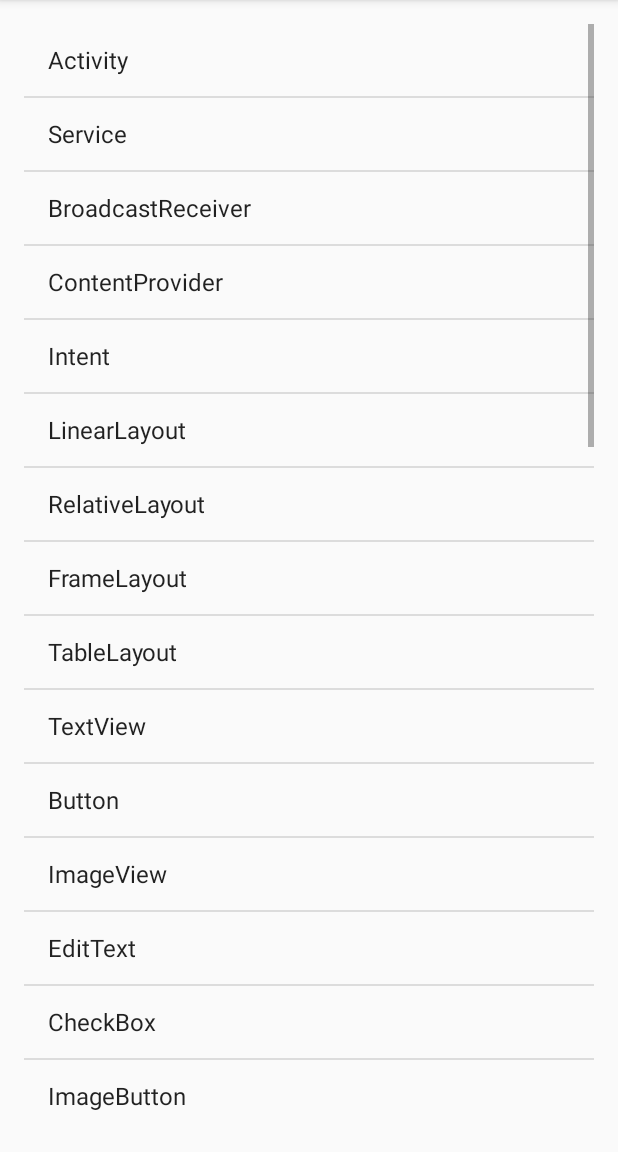
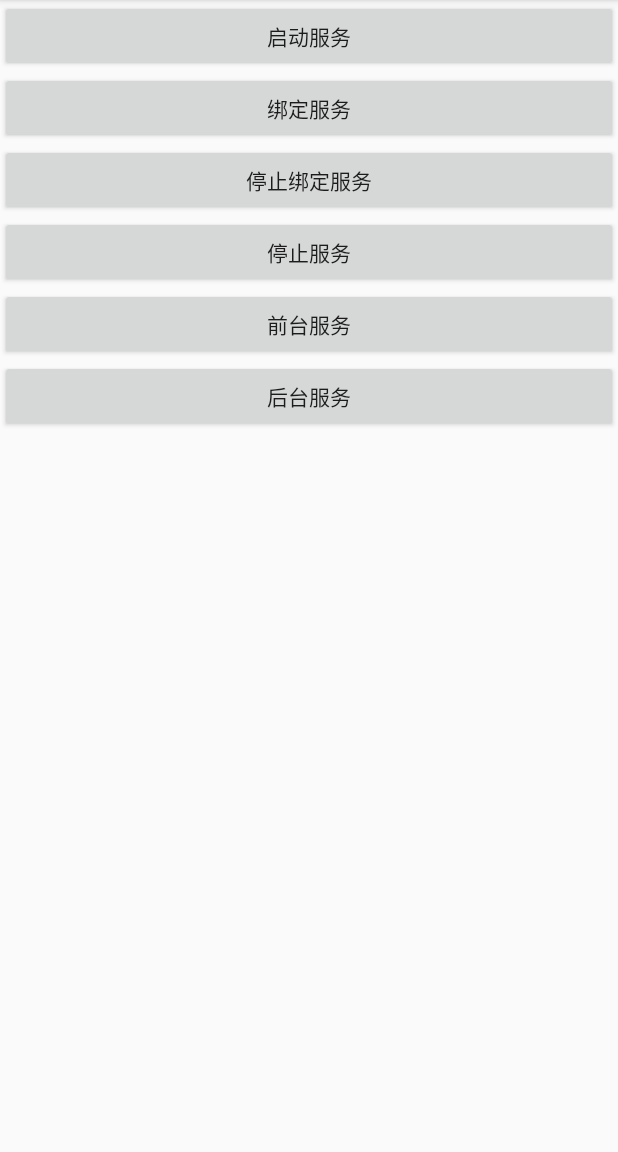
Before and after one commit to wjky2014/Person, an Android app: the screen it shows after launch (MainActivity before the commit, ServiceMethods after it), after a tap on "Service", on a phone screen of 412 x 824 dp, the part 84-1236 px from its top. Run offline under Robolectric (Android 15) with nearby library versions, the phone set to English and light mode, and no system bars.

Commit message:
添加 Service 相关模块的代码

```diff
--- a/Code/ProgramAndroid/app/src/main/java/com/android/program/programandroid/MainActivity.java
+++ b/Code/ProgramAndroid/app/src/main/java/com/android/program/programandroid/MainActivity.java
@@ -8,6 +8,7 @@ import android.widget.AdapterView;
 import android.widget.ListView;
 
 import com.android.program.programandroid.component.ActivityMethods;
+import com.android.program.programandroid.component.Service.ServiceMethods;
 
 /**
  * Created by wangjie on 2017/9/7.
@@ -19,6 +20,7 @@ public class MainActivity extends AppCompatActivity {
 
     private ListView mListView;
     private static final int MACTIVITY = 0;
+    private static final int MSERVICE = 1;
 
     @Override
     protected void onCreate(Bundle savedInstanceState) {
@@ -34,6 +36,10 @@ public class MainActivity extends AppCompatActivity {
                     case MACTIVITY:
                         startActivity(new Intent(MainActivity.this, ActivityMethods.class));
                         break;
+
+                    case MSERVICE:
+                        startActivity(new Intent(MainActivity.this, ServiceMethods.class));
+                        break;
                     default:
                         break;
                 }
--- /dev/null
+++ b/Code/ProgramAndroid/app/src/main/java/com/android/program/programandroid/component/Service/ServiceMethods.java
@@ -0,0 +1,113 @@
+package com.android.program.programandroid.component.Service;
+
+import android.content.ComponentName;
+import android.content.Context;
+import android.content.Intent;
+import android.content.ServiceConnection;
+import android.os.IBinder;
+import android.support.v7.app.AppCompatActivity;
+import android.os.Bundle;
+import android.view.View;
+import android.widget.Toast;
+
+import com.android.program.programandroid.R;
+
+public class ServiceMethods extends AppCompatActivity {
+
+    private boolean isStartService = false;
+    private boolean isBindService = false;
+    private boolean isForcegroundService = false;
+    private Intent mStartIntent;
+    private Intent mBindIntent;
+    private Intent mForcegroundServie;
+    private MyBinder myBinder;
+    private int mBindCount;
+    private int mUnBindCount;
+    //    绑定服务连接处理方法
+    private ServiceConnection serviceConnection = new ServiceConnection() {
+        @Override
+        public void onServiceConnected(ComponentName name, IBinder service) {
+            myBinder = (MyBinder) service;
+            mBindCount = myBinder.getBindCount();
+            mUnBindCount = myBinder.getUnBindCount();
+
+        }
+
+        @Override
+        public void onServiceDisconnected(ComponentName name) {
+
+        }
+    };
+
+    @Override
+    protected void onCreate(Bundle savedInstanceState) {
+        super.onCreate(savedInstanceState);
+        setContentView(R.layout.activity_service_methods);
+        mStartIntent = new Intent(ServiceMethods.this, StartServiceMethods.class);
+        mBindIntent = new Intent(ServiceMethods.this, BindServiceMethods.class);
+
+
+    }
+
+    @Override
+    protected void onDestroy() {
+        super.onDestroy();
+        isStartService = false;
+        isBindService = false;
+    }
+
+    //    启动服务处理方法
+    public void BtnStartService(View view) {
+        startService(mStartIntent);
+        isStartService = true;
+        Toast.makeText(ServiceMethods.this, "启动服务", Toast.LENGTH_SHORT).show();
+    }
+
+    //    启动绑定服务处理方法
+    public void BtnStartBindService(View view) {
+
+        bindService(mBindIntent, serviceConnection, Context.BIND_AUTO_CREATE);
+        isBindService = true;
+        Toast.makeText(ServiceMethods.this, "启动 " + mBindCount + " 次绑定服务", Toast.LENGTH_SHORT).show();
+    }
+
+    //    解除绑定服务处理方法
+    public void BtnSopBindService(View view) {
+        if (isBindService) {
+            unbindService(serviceConnection);
+            Toast.makeText(ServiceMethods.this, "解除 " + mUnBindCount + " 次绑定服务", Toast.LENGTH_SHORT).show();
+            isBindService = false;
+        }
+
+    }
+
+    //    停止服务处理方法
+    public void BtnStopService(View view) {
+
+        if (!isBindService && isStartService) {
+            stopService(mStartIntent);
+            isStartService = false;
+            Toast.makeText(ServiceMethods.this, "停止服务", Toast.LENGTH_SHORT).show();
+        }
+    }
+
+
+    //    启动前台服务处理方法
+    public void BtnStartForcegroundService(View view) {
+
+        mForcegroundServie = new Intent(ServiceMethods.this, MyStartForcegroundService.class);
+        mForcegroundServie.setAction("start_forceground_service");
+        startService(mForcegroundServie);
+        isForcegroundService = true;
+    }
+
+    //    后台服务处理方法
+    public void BtnBackgroundService(View view) {
+        mForcegroundServie = new Intent(ServiceMethods.this, MyStartForcegroundService.class);
+        mForcegroundServie.setAction("stop_forceground_service");
+        startService(mForcegroundServie);
+        isForcegroundService = true;
+
+    }
+
+}
--- a/Code/ProgramAndroid/app/src/main/res/layout/activity_methods.xml
+++ b/Code/ProgramAndroid/app/src/main/res/layout/activity_methods.xml
@@ -4,7 +4,7 @@
     android:layout_width="match_parent"
     android:layout_height="match_parent"
     android:orientation="vertical"
-    tools:context="com.android.program.programandroid.component.ActivityMethods">
+    tools:context=".component.Activity.ActivityMethods">
 
     <Button
         android:id="@+id/btn_start_activity"
--- a/Code/ProgramAndroid/app/src/main/res/layout/activity_other.xml
+++ b/Code/ProgramAndroid/app/src/main/res/layout/activity_other.xml
@@ -7,7 +7,7 @@
     android:paddingLeft="@dimen/activity_horizontal_margin"
     android:paddingRight="@dimen/activity_horizontal_margin"
     android:paddingTop="@dimen/activity_vertical_margin"
-    tools:context="com.android.program.programandroid.component.OtherActivity">
+    tools:context=".component.Activity.OtherActivity">
 
     <Button
         android:id="@+id/btn_set_result"
--- /dev/null
+++ b/Code/ProgramAndroid/app/src/main/res/layout/activity_service_methods.xml
@@ -0,0 +1,46 @@
+<?xml version="1.0" encoding="utf-8"?>
+<LinearLayout xmlns:android="http://schemas.android.com/apk/res/android"
+    xmlns:tools="http://schemas.android.com/tools"
+    android:layout_width="match_parent"
+    android:layout_height="match_parent"
+    android:orientation="vertical"
+    tools:context=".component.Service.ServiceMethods">
+
+    <Button
+        android:id="@+id/btn_start_service"
+        android:layout_width="match_parent"
+        android:layout_height="wrap_content"
+        android:onClick="BtnStartService"
+        android:text="启动服务" />
+
+    <Button
+        android:id="@+id/btn_start_bind_service"
+        android:layout_width="match_parent"
+        android:layout_height="wrap_content"
+        android:onClick="BtnStartBindService"
+        android:text="绑定服务" />
+    <Button
+        android:id="@+id/btn_stop_bind_service"
+        android:layout_width="match_parent"
+        android:layout_height="wrap_content"
+        android:onClick="BtnSopBindService"
+        android:text="停止绑定服务" />
+    <Button
+        android:id="@+id/btn_stop_service"
+        android:layout_width="match_parent"
+        android:layout_height="wrap_content"
+        android:onClick="BtnStopService"
+        android:text="停止服务" />
+    <Button
+        android:id="@+id/btn_forceground_service"
+        android:layout_width="match_parent"
+        android:layout_height="wrap_content"
+        android:onClick="BtnStartForcegroundService"
+        android:text="前台服务" />
+    <Button
+        android:id="@+id/btn_background_service"
+        android:layout_width="match_parent"
+        android:layout_height="wrap_content"
+        android:onClick="BtnBackgroundService"
+        android:text="后台服务" />
+</LinearLayout>
```
Also changed, not shown: Code/ProgramAndroid/app/src/main/AndroidManifest.xml (+12 -3 lines), Code/ProgramAndroid/app/src/main/java/com/android/program/programandroid/component/BroadcastReceiver.java (deleted, +0 -10 lines), Code/ProgramAndroid/app/src/main/java/com/android/program/programandroid/component/ContentProviderMethods.java (deleted, +0 -10 lines), Code/ProgramAndroid/app/src/main/java/com/android/program/programandroid/component/Service/BindServiceMethods.java (added, +43 -0 lines), Code/ProgramAndroid/app/src/main/java/com/android/program/programandroid/component/Service/MyBinder.java (added, +23 -0 lines), Code/ProgramAndroid/app/src/main/java/com/android/program/programandroid/component/Service/MyStartForcegroundService.java (added, +61 -0 lines), Code/ProgramAndroid/app/src/main/java/com/android/program/programandroid/component/Service/StartServiceMethods.java (added, +74 -0 lines), Code/ProgramAndroid/app/src/main/java/com/android/program/programandroid/component/ServiceMethods.java (deleted, +0 -22 lines), Code/ProgramAndroid/app/src/main/java/com/android/program/programandroid/component/Activity/ActivityMethods.java (renamed from Code/ProgramAndroid/app/src/main/java/com/android/program/programandroid/component/ActivityMethods.java), Code/ProgramAndroid/app/src/main/java/com/android/program/programandroid/component/Activity/OtherActivity.java (renamed from Code/ProgramAndroid/app/src/main/java/com/android/program/programandroid/component/OtherActivity.java), 2 other files.
